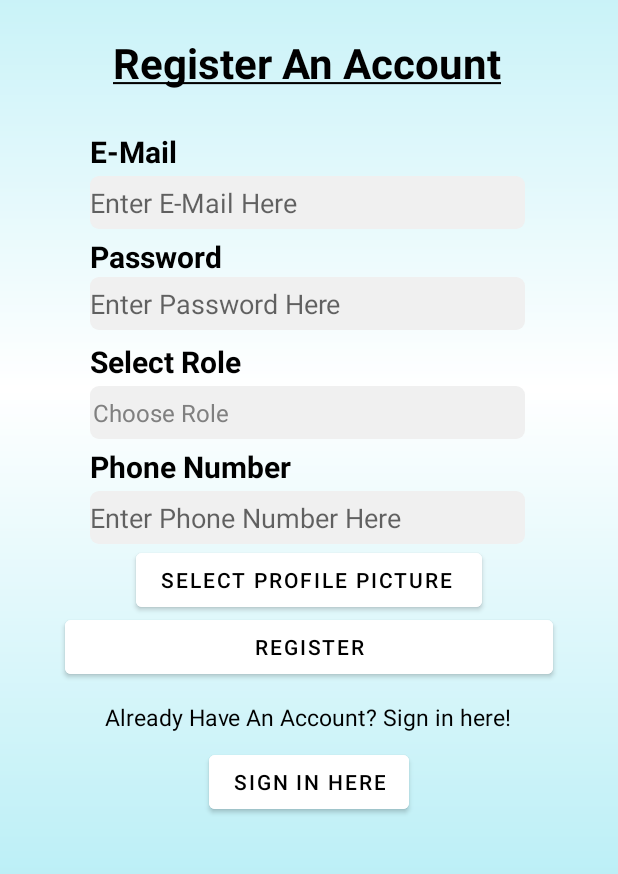
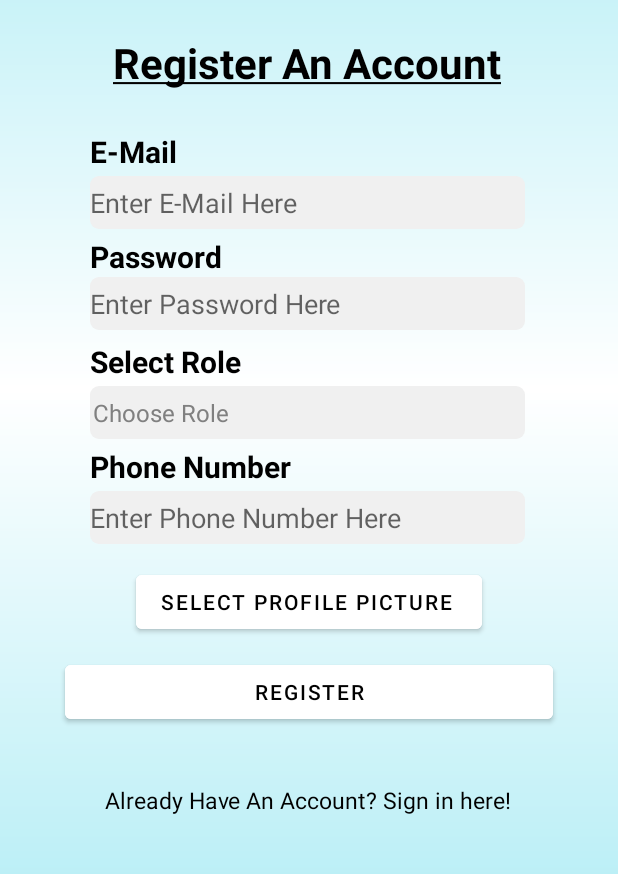
Before and after one commit to JamieHogan4899/SavvyTutor, an Android app: the screen it shows after launch (MainActivity), after a tap on "CREATE ACCOUNT", on a phone screen of 412 x 824 dp, the part 229-1103 px from its top. Run offline under Robolectric (Android 15) with nearby library versions, the phone set to English and light mode, and no system bars; our stand-ins replace Firebase (no records; nobody signed in at launch, a user with empty details on screens opened directly).

```diff
--- a/app/src/main/java/ie/wit/savvytutor/fragments/RegisterFragment.kt
+++ b/app/src/main/java/ie/wit/savvytutor/fragments/RegisterFragment.kt
@@ -69,7 +69,8 @@ class RegisterFragment : Fragment() {
         val root = inflater.inflate(R.layout.register_user_fragment, container, false)
         setRegisterButtonListener(root)
         selectProfilePicture(root)
-        setBackToLogin(root)
+        goToLogin(root)
+
 
         return root
 
@@ -89,14 +90,15 @@ class RegisterFragment : Fragment() {
 
 
 
-    fun setBackToLogin(layout: View) {
-        val backToLogin = layout.findViewById<Button>(ie.wit.savvytutor.R.id.BackToLoginBtn)
+    fun goToLogin(layout: View){
+        val backToLogin = layout.findViewById<TextView>(ie.wit.savvytutor.R.id.goToLogin)
 
         backToLogin.setOnClickListener {
 
             val fragment = LoginFragment()
             activity?.supportFragmentManager?.beginTransaction()
                 ?.replace(ie.wit.savvytutor.R.id.fragment_container, fragment)?.commit()
+
         }
 
     }
--- a/app/src/main/res/layout/register_user_fragment.xml
+++ b/app/src/main/res/layout/register_user_fragment.xml
@@ -140,7 +140,7 @@
         android:layout_height="wrap_content"
         android:layout_centerHorizontal="true"
         android:layout_marginLeft="15sp"
-        android:layout_marginTop="515sp"
+        android:layout_marginTop="530sp"
         android:backgroundTint="@color/whiteText"
         android:text="Select Profile Picture "
         android:textColor="@color/blackText" />
@@ -151,32 +151,22 @@
         android:layout_height="wrap_content"
         android:layout_centerHorizontal="true"
         android:layout_marginLeft="15sp"
-        android:layout_marginTop="560sp"
+        android:layout_marginTop="590sp"
         android:backgroundTint="@color/whiteText"
         android:text="Register"
         android:textColor="@color/blackText" />
 
 
     <TextView
+        android:id="@+id/goToLogin"
         android:layout_width="wrap_content"
         android:layout_height="wrap_content"
         android:layout_centerHorizontal="true"
-        android:layout_marginTop="620sp"
+        android:layout_marginTop="675sp"
         android:text="Already Have An Account? Sign in here!"
         android:textColor="@color/blackText"
-        android:textSize="15sp"
-        />
+        android:textSize="15sp" />
 
-    <Button
-        android:id="@+id/BackToLoginBtn"
-        android:layout_width="wrap_content"
-        android:layout_height="wrap_content"
-        android:layout_centerHorizontal="true"
-        android:layout_marginLeft="15sp"
-        android:layout_marginTop="650sp"
-        android:backgroundTint="@color/whiteText"
-        android:text="Sign in Here"
-        android:textColor="@color/blackText"/>
 
 
 </RelativeLayout>
```
